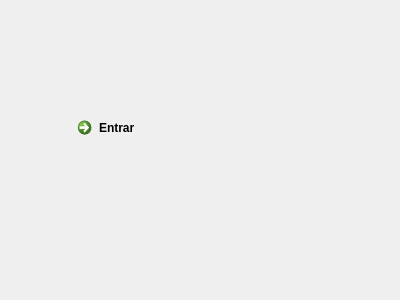
Qt form src/ui/loginform.ui (danielwolney/SQtify) before a commit.
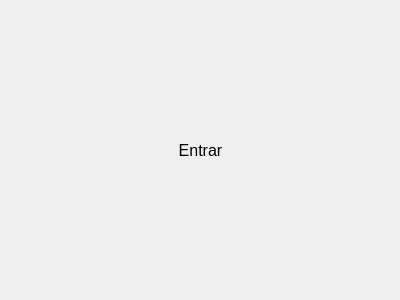
The same form after that commit. Icons and pictures are not drawn.

Commit message: login form layout adjust

Diff of the .ui file:
```diff
--- a/src/ui/loginform.ui
+++ b/src/ui/loginform.ui
@@ -13,19 +13,92 @@
   <property name="windowTitle">
    <string>Form</string>
   </property>
-  <widget class="QCommandLinkButton" name="btnLogin">
-   <property name="geometry">
-    <rect>
-     <x>70</x>
-     <y>110</y>
-     <width>187</width>
-     <height>41</height>
-    </rect>
-   </property>
-   <property name="text">
-    <string>Entrar</string>
-   </property>
-  </widget>
+  <layout class="QGridLayout" name="gridLayout">
+   <item row="0" column="1">
+    <spacer name="verticalSpacer_2">
+     <property name="orientation">
+      <enum>Qt::Vertical</enum>
+     </property>
+     <property name="sizeHint" stdset="0">
+      <size>
+       <width>20</width>
+       <height>40</height>
+      </size>
+     </property>
+    </spacer>
+   </item>
+   <item row="1" column="0">
+    <spacer name="horizontalSpacer">
+     <property name="orientation">
+      <enum>Qt::Horizontal</enum>
+     </property>
+     <property name="sizeHint" stdset="0">
+      <size>
+       <width>40</width>
+       <height>20</height>
+      </size>
+     </property>
+    </spacer>
+   </item>
+   <item row="1" column="2">
+    <spacer name="horizontalSpacer_2">
+     <property name="orientation">
+      <enum>Qt::Horizontal</enum>
+     </property>
+     <property name="sizeHint" stdset="0">
+      <size>
+       <width>40</width>
+       <height>20</height>
+      </size>
+     </property>
+    </spacer>
+   </item>
+   <item row="2" column="1">
+    <spacer name="verticalSpacer">
+     <property name="orientation">
+      <enum>Qt::Vertical</enum>
+     </property>
+     <property name="sizeHint" stdset="0">
+      <size>
+       <width>20</width>
+       <height>40</height>
+      </size>
+     </property>
+    </spacer>
+   </item>
+   <item row="1" column="1">
+    <widget class="QToolButton" name="btnLogin">
+     <property name="font">
+      <font>
+       <family>Nirmala UI</family>
+       <pointsize>12</pointsize>
+      </font>
+     </property>
+     <property name="autoFillBackground">
+      <bool>true</bool>
+     </property>
+     <property name="text">
+      <string>Entrar</string>
+     </property>
+     <property name="icon">
+      <iconset resource="../../res/res.qrc">
+       <normaloff>:/app.svg</normaloff>:/app.svg</iconset>
+     </property>
+     <property name="iconSize">
+      <size>
+       <width>50</width>
+       <height>50</height>
+      </size>
+     </property>
+     <property name="toolButtonStyle">
+      <enum>Qt::ToolButtonTextBesideIcon</enum>
+     </property>
+     <property name="autoRaise">
+      <bool>true</bool>
+     </property>
+    </widget>
+   </item>
+  </layout>
  </widget>
  <resources/>
  <connections/>
```
Left out of the diff: 4 changed lines with no effect on the pictures.
